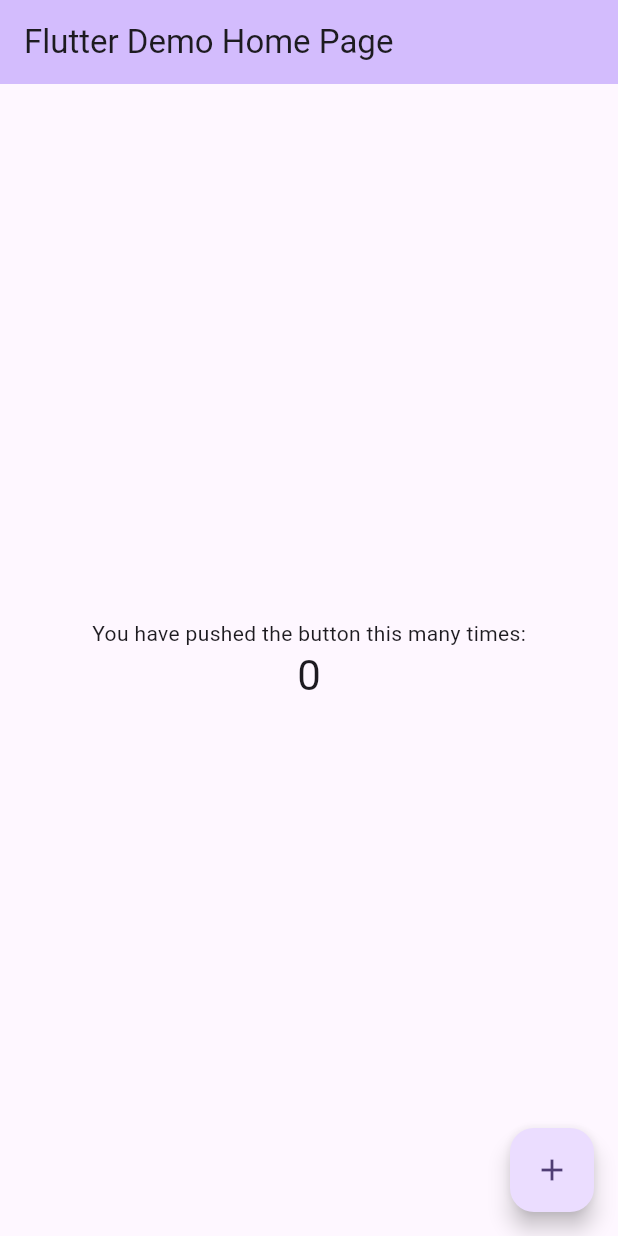
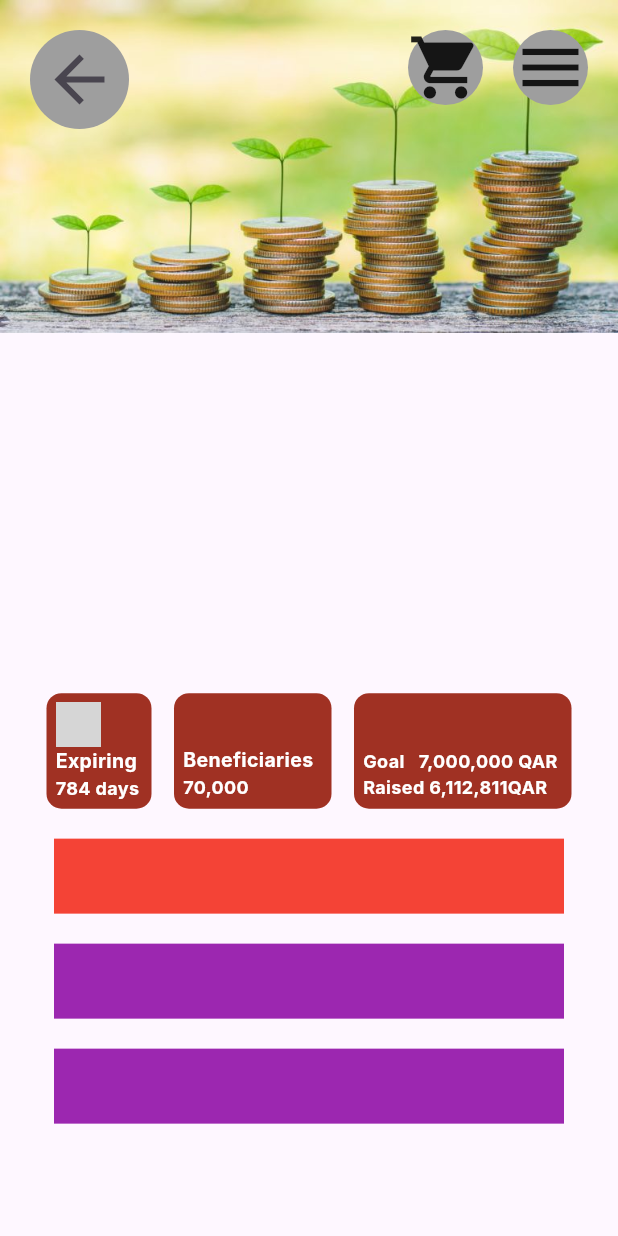
Before and after one commit to VisionForAll-QRCS/QRCS-flutter-app, a Flutter app: the screen it shows after launch, on a phone screen of 412 x 824 dp. Run offline on Flutter 3.47's test engine with Material 3 defaults, Android fonts, the phone set to English and light mode, and no system bars; Roboto replaces fonts that are missing (Inter); grey boxes are pictures that could not be loaded.

Commit message:
Curved the red buttons and added the texts in them

```diff
--- a/lib/main.dart
+++ b/lib/main.dart
@@ -1,122 +1,224 @@
 import 'package:flutter/material.dart';
 
+
 void main() {
-  runApp(const MyApp());
+  runApp(MyApp());
 }
 
 class MyApp extends StatelessWidget {
-  const MyApp({super.key});
-
-  // This widget is the root of your application.
   @override
   Widget build(BuildContext context) {
     return MaterialApp(
-      title: 'Flutter Demo',
-      theme: ThemeData(
-        // This is the theme of your application.
-        //
-        // TRY THIS: Try running your application with "flutter run". You'll see
-        // the application has a purple toolbar. Then, without quitting the app,
-        // try changing the seedColor in the colorScheme below to Colors.green
-        // and then invoke "hot reload" (save your changes or press the "hot
-        // reload" button in a Flutter-supported IDE, or press "r" if you used
-        // the command line to start the app).
-        //
-        // Notice that the counter didn't reset back to zero; the application
-        // state is not lost during the reload. To reset the state, use hot
-        // restart instead.
-        //
-        // This works for code too, not just values: Most code changes can be
-        // tested with just a hot reload.
-        colorScheme: ColorScheme.fromSeed(seedColor: Colors.deepPurple),
-      ),
-      home: const MyHomePage(title: 'Flutter Demo Home Page'),
+      //builder: (context, child) => AccessibilityTools(child: child),
+      home: MyHomePage(),
     );
   }
 }
 
-class MyHomePage extends StatefulWidget {
-  const MyHomePage({super.key, required this.title});
-
-  // This widget is the home page of your application. It is stateful, meaning
-  // that it has a State object (defined below) that contains fields that affect
-  // how it looks.
-
-  // This class is the configuration for the state. It holds the values (in this
-  // case the title) provided by the parent (in this case the App widget) and
-  // used by the build method of the State. Fields in a Widget subclass are
-  // always marked "final".
-
-  final String title;
-
-  @override
-  State<MyHomePage> createState() => _MyHomePageState();
-}
-
-class _MyHomePageState extends State<MyHomePage> {
-  int _counter = 0;
-
-  void _incrementCounter() {
-    setState(() {
-      // This call to setState tells the Flutter framework that something has
-      // changed in this State, which causes it to rerun the build method below
-      // so that the display can reflect the updated values. If we changed
-      // _counter without calling setState(), then the build method would not be
-      // called again, and so nothing would appear to happen.
-      _counter++;
-    });
-  }
-
+class MyHomePage extends StatelessWidget {
   @override
   Widget build(BuildContext context) {
-    // This method is rerun every time setState is called, for instance as done
-    // by the _incrementCounter method above.
-    //
-    // The Flutter framework has been optimized to make rerunning build methods
-    // fast, so that you can just rebuild anything that needs updating rather
-    // than having to individually change instances of widgets.
     return Scaffold(
-      appBar: AppBar(
-        // TRY THIS: Try changing the color here to a specific color (to
-        // Colors.amber, perhaps?) and trigger a hot reload to see the AppBar
-        // change color while the other colors stay the same.
-        backgroundColor: Theme.of(context).colorScheme.inversePrimary,
-        // Here we take the value from the MyHomePage object that was created by
-        // the App.build method, and use it to set our appbar title.
-        title: Text(widget.title),
+      body: Stack(
+        children: [
+          SingleChildScrollView(
+            child: Column(
+              mainAxisAlignment: MainAxisAlignment.start,
+              crossAxisAlignment: CrossAxisAlignment.center,
+              children: [
+                Image.asset('assets/plantCoins.jpg'),
+                SizedBox(height: 20), // Add some space between the image and the text gap
+                SizedBox(height: 220), // Gap for text to go
+                        Row(
+                  mainAxisAlignment: MainAxisAlignment.center,
+                  children: [
+                    Container(
+                      width: 70,
+                      height: 77,
+                      decoration: BoxDecoration(
+                        color: Color(0xFFA03123),
+                        borderRadius: BorderRadius.circular(10), // Curved edges
                       ),
-      body: Center(
-        // Center is a layout widget. It takes a single child and positions it
-        // in the middle of the parent.
+                      child: Padding(
+                        padding: const EdgeInsets.all(6.0),
                         child: Column(
-          // Column is also a layout widget. It takes a list of children and
-          // arranges them vertically. By default, it sizes itself to fit its
-          // children horizontally, and tries to be as tall as its parent.
-          //
-          // Column has various properties to control how it sizes itself and
-          // how it positions its children. Here we use mainAxisAlignment to
-          // center the children vertically; the main axis here is the vertical
-          // axis because Columns are vertical (the cross axis would be
-          // horizontal).
-          //
-          // TRY THIS: Invoke "debug painting" (choose the "Toggle Debug Paint"
-          // action in the IDE, or press "p" in the console), to see the
-          // wireframe for each widget.
-          mainAxisAlignment: MainAxisAlignment.center,
-          children: <Widget>[
-            const Text('You have pushed the button this many times:'),
+                          mainAxisAlignment: MainAxisAlignment.center, // Center the texts vertically
+                          crossAxisAlignment: CrossAxisAlignment.start,
+                          children: [
+                            Image.asset(
+                              'assets/image1.png', // Path to your image
+                              width: 30, // Adjust the width of the image
+                              height: 30, // Adjust the height of the image
+                            ),
+                            Spacer(),
                             Text(
-              '$_counter',
-              style: Theme.of(context).textTheme.headlineMedium,
+                              'Expiring',
+                              style: TextStyle(
+                                color: Colors.white,
+                                fontFamily: 'Inter',
+                                fontWeight: FontWeight.bold,
+                                fontSize: 13,
+                              ),
+                            ),
+                            Text(
+                              '784 days',
+                              style: TextStyle(
+                                color: Colors.white,
+                                fontFamily: 'Inter',
+                                fontWeight: FontWeight.bold,
+                                fontSize: 12,
+                              ),
+                            ),
+                          ],
+                        ),
+                      )
+                    ),
+                    SizedBox(width: 15), // Add some space between the buttons
+                    Container(
+                      width: 105,
+                      height: 77,
+                      decoration: BoxDecoration(
+                        color: Color(0xFFA03123),
+                        borderRadius: BorderRadius.circular(10), // Curved edges
+                      ),
+                      child: Padding(
+                        padding: const EdgeInsets.all(6.0),
+                        child: Column(
+                          mainAxisAlignment: MainAxisAlignment.center, // Center the texts vertically
+                          crossAxisAlignment: CrossAxisAlignment.start,
+                          children: [
+                            Spacer(),
+                            Text(
+                              'Beneficiaries',
+                              style: TextStyle(
+                                color: Colors.white,
+                                fontFamily: 'Inter',
+                                fontWeight: FontWeight.bold,
+                                fontSize: 13,
+                              ),
+                            ),
+                            Text(
+                              '70,000',
+                              style: TextStyle(
+                                color: Colors.white,
+                                fontFamily: 'Inter',
+                                fontWeight: FontWeight.bold,
+                                fontSize: 12,
+                              ),
+                            ),
+                          ],
+                        ),
+                      )
+                    ),
+                    SizedBox(width: 15), // Add some space between the buttons
+                    Container(
+                      width: 145,
+                      height: 77,
+                      decoration: BoxDecoration(
+                        color: Color(0xFFA03123),
+                        borderRadius: BorderRadius.circular(10), // Curved edges
+                      ),
+                      child: Padding(
+                        padding: const EdgeInsets.all(6.0),
+                        child: Column(
+                          mainAxisAlignment: MainAxisAlignment.center, // Center the texts vertically
+                          crossAxisAlignment: CrossAxisAlignment.start,
+                          children: [
+                            Spacer(),
+                            Text(
+                              'Goal   7,000,000 QAR',
+                              style: TextStyle(
+                                color: Colors.white,
+                                fontFamily: 'Inter',
+                                fontWeight: FontWeight.bold,
+                                fontSize: 12,
+                              ),
+                            ),
+                            Text(
+                              'Raised 6,112,811QAR',
+                              style: TextStyle(
+                                color: Colors.white,
+                                fontFamily: 'Inter',
+                                fontWeight: FontWeight.bold,
+                                fontSize: 12,
+                              ),
+                            ),
+                          ],
+                        ),
+                      )
+                    ),
+                  ],
+                ),
+                SizedBox(height: 20), // Add some space between the rows
+                Container(
+                  width: 340, // The combined width of the three buttons plus the spaces
+                  height: 50,
+                  color: Colors.red,
+                ),
+                SizedBox(height: 20), // Add some space between the rows
+                Column(
+                  children: [
+                    Container(
+                      width: 340,
+                      height: 50,
+                      color: Colors.purple,
+                    ),
+                    SizedBox(height: 20), // Add some space between the buttons
+                    Container(
+                      width: 340,
+                      height: 50,
+                      color: Colors.purple,
+                    ),
+                  ],
                 ),
               ],
             ),
           ),
-      floatingActionButton: FloatingActionButton(
-        onPressed: _incrementCounter,
-        tooltip: 'Increment',
-        child: const Icon(Icons.add),
-      ), // This trailing comma makes auto-formatting nicer for build methods.
+          Positioned(
+            top: 20,
+            right: 20,
+            child: Row(
+              children: [
+                // Added grey circular background to the shopping cart icon
+                Container(
+                  decoration: BoxDecoration(
+                    color: Colors.grey,
+                    shape: BoxShape.circle,
+                  ),
+                  child: Icon(Icons.shopping_cart, size: 50),
+                ),
+                SizedBox(width: 20), // Add some space between the icons
+                // Added grey circular background to the menu icon
+                Container(
+                  decoration: BoxDecoration(
+                    color: Colors.grey,
+                    shape: BoxShape.circle,
+                  ),
+                  child: Icon(Icons.menu, size: 50),
+                ),
+              ],
+            ),
+          ),
+                    // Added back button with grey circular background
+          Positioned(
+            top: 20,
+            left: 20,
+            child: Container(
+              decoration: BoxDecoration(
+                color: Colors.grey,
+                shape: BoxShape.circle,
+              ),
+              child: IconButton(
+                icon: Icon(Icons.arrow_back, size: 50),
+                onPressed: () {
+                  // Add your back button functionality here
+                  Navigator.pop(context);
+                },
+              ),
+            ),
+          ),
+        ],
+      ),
     );
   }
 }
--- a/pubspec.yaml
+++ b/pubspec.yaml
@@ -31,6 +31,7 @@ dependencies:
   flutter:
     sdk: flutter
 
+
   # The following adds the Cupertino Icons font to your application.
   # Use with the CupertinoIcons class for iOS style icons.
   cupertino_icons: ^1.0.8
@@ -57,7 +58,10 @@ flutter:
   # the material Icons class.
   uses-material-design: true
 
+  assets:
+     - assets/plantCoins.jpg
   # To add assets to your application, add an assets section, like this:
+
   # assets:
   #   - images/a_dot_burr.jpeg
   #   - images/a_dot_ham.jpeg
```
Also changed, not shown: assets/plantCoins.jpg (added). Lines whose indentation alone changed are shown as unchanged.
